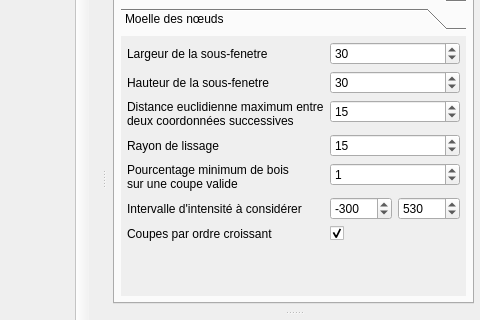
First picture: the form in ui/mainwindow.ui, repository akrah/TKDetection, before the edit; both pictures show x 203 to 683 and y 107 to 427 of the 683 by 555 pixel window.
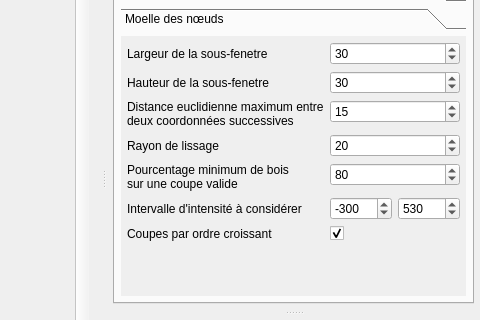
Second picture: the form after the edit. The open tabs and pages were chosen to show the change. Custom widgets are drawn as their Qt base class.

```diff
--- a/ui/mainwindow.ui
+++ b/ui/mainwindow.ui
@@ -1059,7 +1059,7 @@
                 <number>50</number>
                </property>
                <property name="value">
-                <number>15</number>
+                <number>20</number>
                </property>
               </widget>
              </item>
@@ -1077,7 +1077,7 @@
                 <number>100</number>
                </property>
                <property name="value">
-                <number>1</number>
+                <number>80</number>
                </property>
               </widget>
              </item>
```
Left out of the diff: 6 changed lines with no effect on the pictures.
